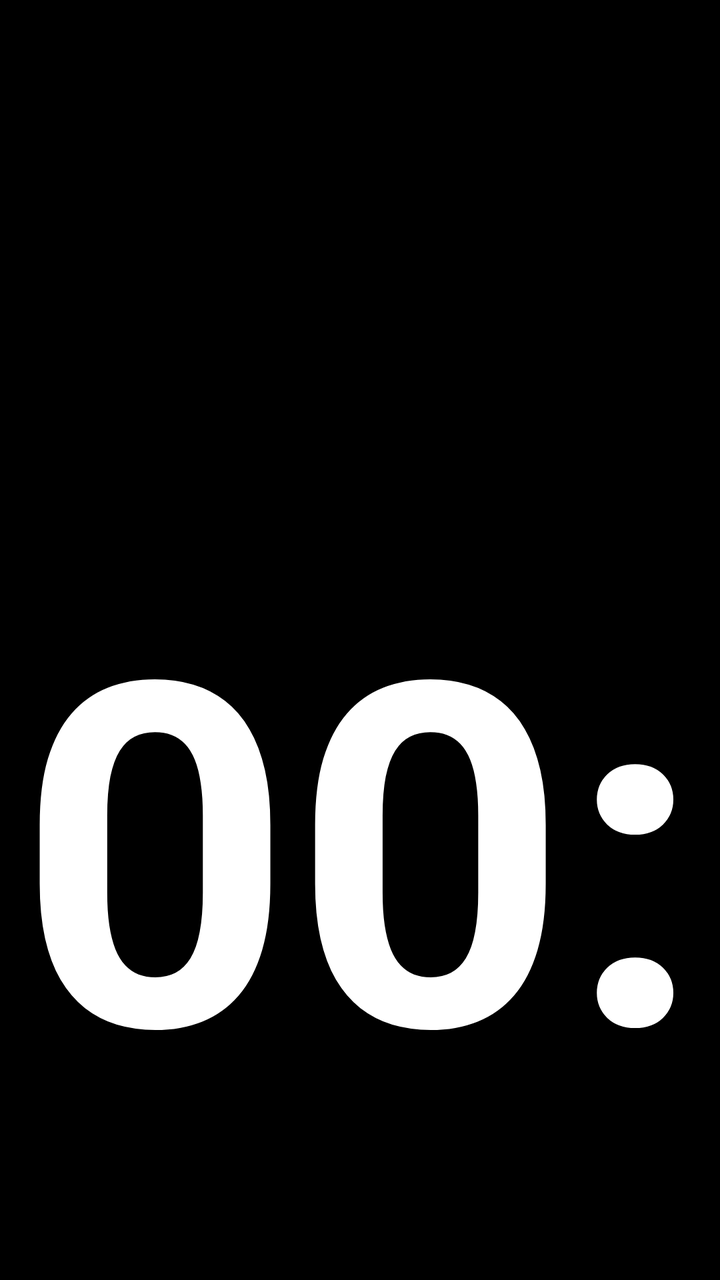
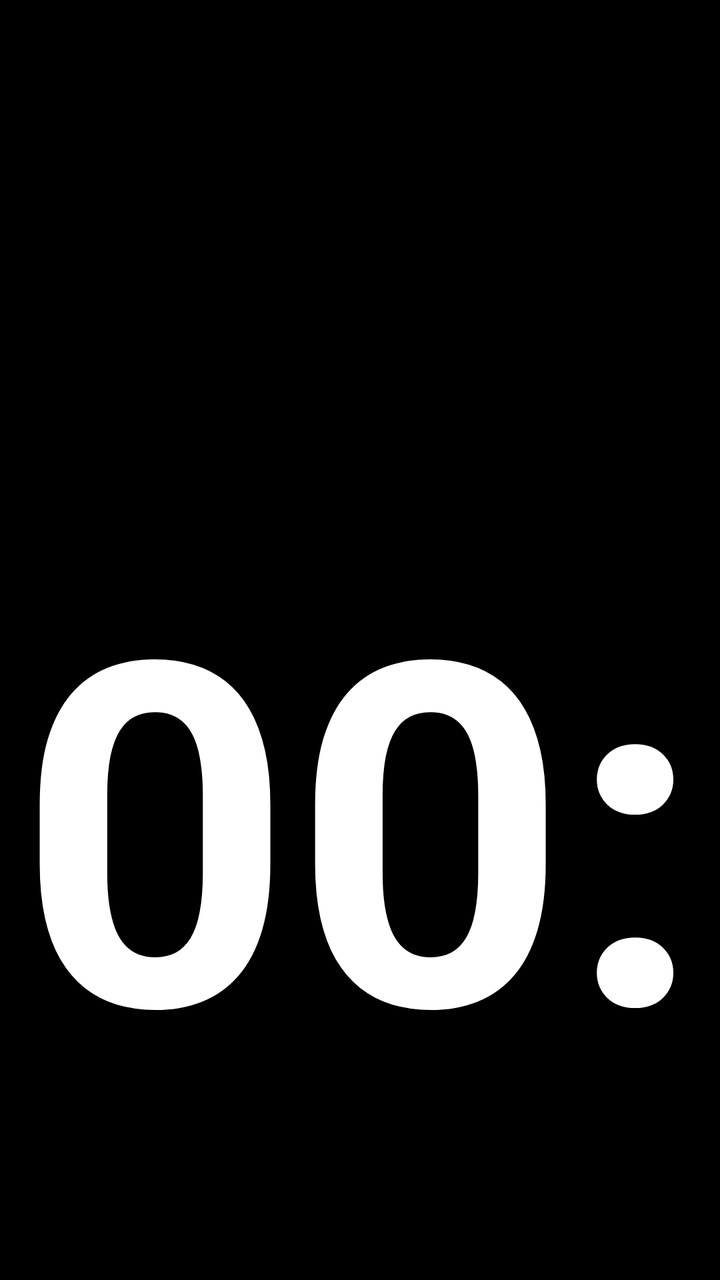

Two renders of the same Android screen: before a commit and after it. Below are the layout's source before the change and the commit's diff.
<!-- AndroidManifest.xml: application theme Theme.AppCompat.NoActionBar -->
<!-- res/layout/activity_main.xml -->
<?xml version="1.0" encoding="utf-8"?>
<LinearLayout xmlns:android="http://schemas.android.com/apk/res/android"
    android:layout_width="match_parent"
    android:layout_height="match_parent"
    android:background="#000000"
    android:clipChildren="false"
    android:clipToPadding="false"
    android:orientation="vertical"
    android:weightSum="2">

    
    <RelativeLayout
        android:layout_width="match_parent"
        android:layout_height="0dp"
        android:layout_weight="1"
        android:clipChildren="false"
        android:clipToPadding="false">

        <TextSwitcher
            android:id="@+id/topInfoSwitcher"
            android:layout_width="match_parent"
            android:layout_height="match_parent"
            android:layout_centerInParent="true" />

    </RelativeLayout>

    
    <RelativeLayout
        android:layout_width="match_parent"
        android:layout_height="0dp"
        android:layout_weight="1"
        android:clipChildren="false"
        android:clipToPadding="false">

        <TextClock
            android:id="@+id/clockView"
            android:layout_width="match_parent"
            android:layout_height="match_parent"
            android:gravity="center_horizontal|top"
            android:includeFontPadding="false"
            android:translationY="-30dp"
            android:format12Hour="HH:mm"
            android:format24Hour="HH:mm"
            android:textColor="#FFFFFF"
            android:textSize="240sp"
            android:textStyle="bold" />

    </RelativeLayout>

</LinearLayout>
<!-- resources referenced by this layout -->
<resources>

</resources>

<!-- the commit's change to res/layout/activity_main.xml (unified diff, before → after) -->
@@ -38,7 +38,7 @@
             android:layout_height="match_parent"
             android:gravity="center_horizontal|top"
             android:includeFontPadding="false"
-            android:translationY="-30dp"
+            android:translationY="-40dp"
             android:format12Hour="HH:mm"
             android:format24Hour="HH:mm"
             android:textColor="#FFFFFF"
